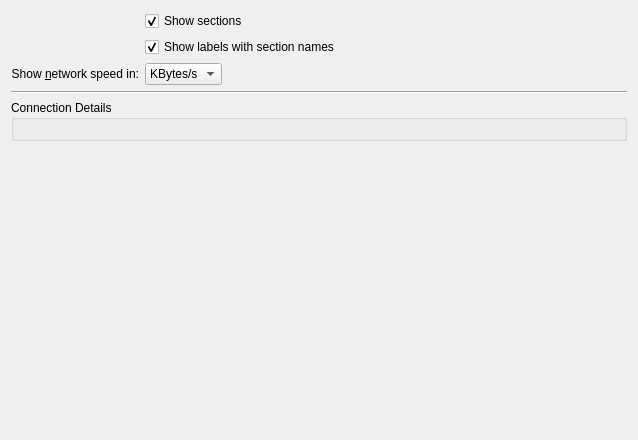
Qt form applet/declarative/contents/ui/config.ui (KDE/plasma-nm) before a commit.
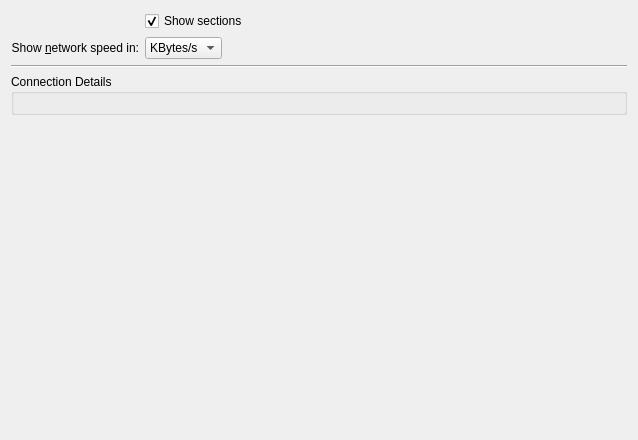
The same form after that commit. Custom widgets are drawn as their Qt base class.

The edit to the form file:
```diff
--- a/applet/declarative/contents/ui/config.ui
+++ b/applet/declarative/contents/ui/config.ui
@@ -27,17 +27,7 @@
      </property>
     </widget>
    </item>
-   <item row="1" column="1">
-    <widget class="QCheckBox" name="kcfg_showSectionLabels">
-     <property name="text">
-      <string>Show labels with section names</string>
-     </property>
-     <property name="checked">
-      <bool>true</bool>
-     </property>
-    </widget>
-   </item>
-   <item row="2" column="0">
+   <item row="1" column="0">
     <widget class="QLabel" name="label">
      <property name="text">
       <string>Show &amp;network speed in:</string>
@@ -50,7 +40,7 @@
      </property>
     </widget>
    </item>
-   <item row="2" column="1">
+   <item row="1" column="1">
     <widget class="KComboBox" name="kcfg_networkSpeedUnit">
      <item>
       <property name="text">
@@ -64,14 +54,14 @@
      </item>
     </widget>
    </item>
-   <item row="3" column="0" colspan="2">
+   <item row="2" column="0" colspan="2">
     <widget class="Line" name="line">
      <property name="orientation">
       <enum>Qt::Horizontal</enum>
      </property>
     </widget>
    </item>
-   <item row="4" column="0" colspan="2">
+   <item row="3" column="0" colspan="2">
     <widget class="QGroupBox" name="groupBox">
      <property name="title">
       <string>Connection Details</string>
```
